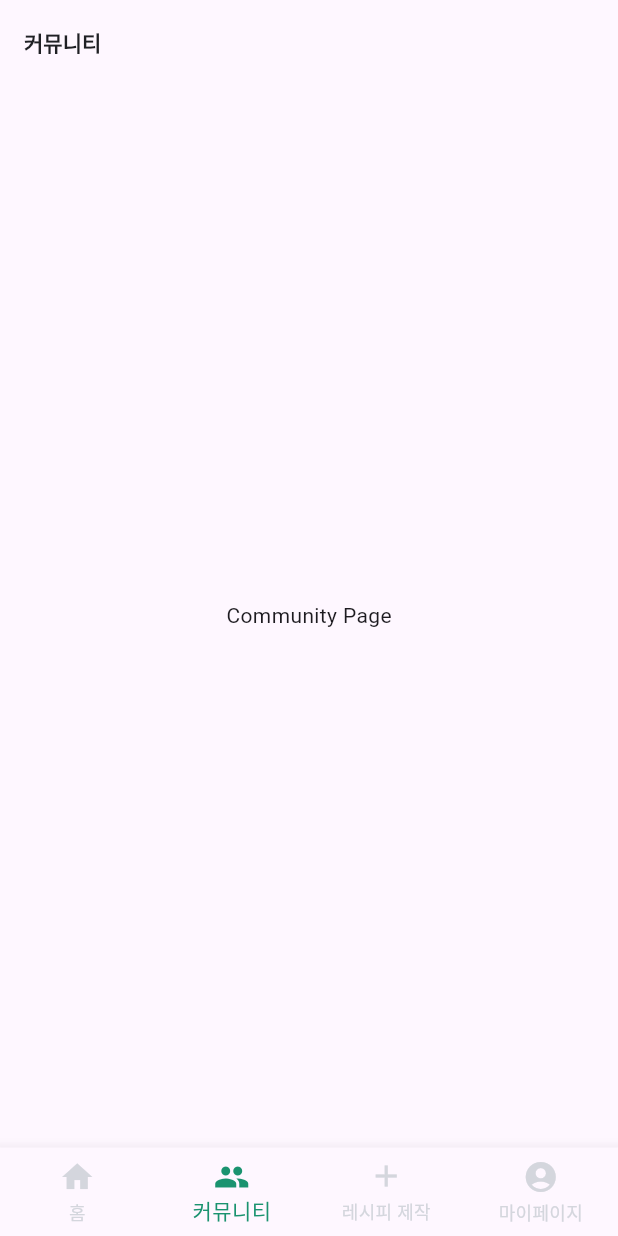
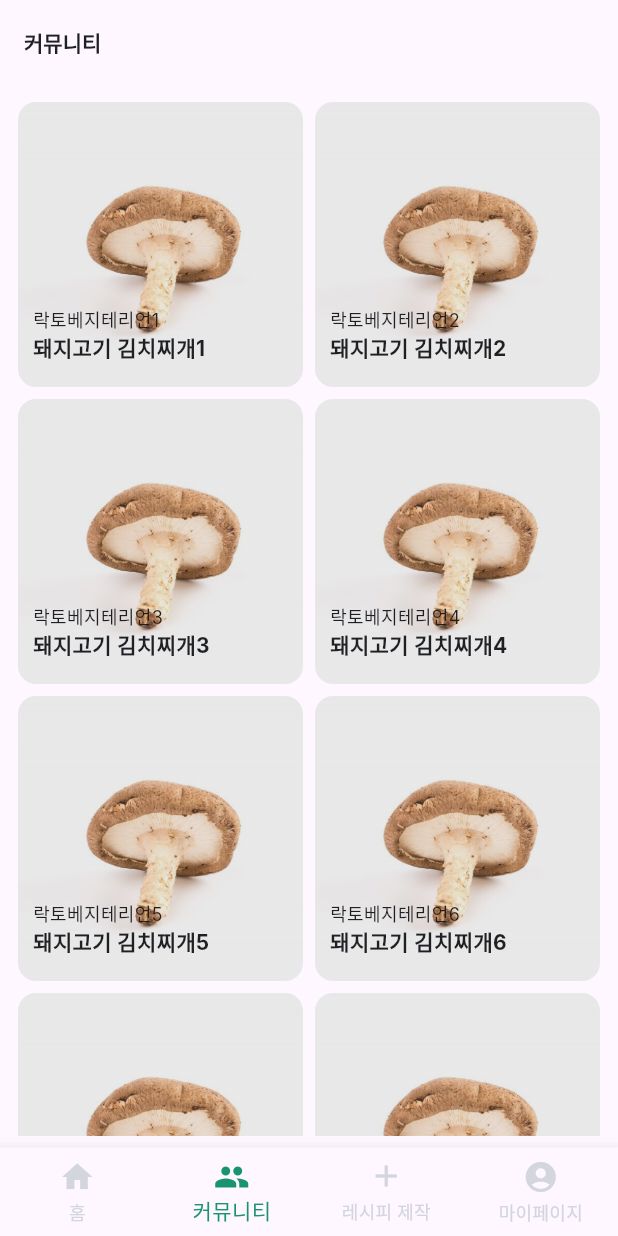
Before and after one commit to wallshield/openaiapi, a Flutter app: the screen it shows after launch, item 2 of the bottom bar chosen, on a phone screen of 412 x 824 dp. Run offline on Flutter 3.47's test engine with Material 3 defaults, Android fonts, the phone set to English and light mode, and no system bars; our stand-ins replace dots_indicator, flutter_svg; Roboto replaces fonts that are missing (Inter).

Commit message:
feat : add commnity card

```diff
--- a/lib/ui/page/community/community.dart
+++ b/lib/ui/page/community/community.dart
@@ -1,6 +1,7 @@
 import 'package:flutter/material.dart';
 import 'package:cook_assistant/ui/theme/color.dart';
 import 'package:cook_assistant/ui/theme/text_styles.dart';
+import 'package:cook_assistant/widgets/card.dart'; // 적절한 경로로 수정해주세요
 
 class CommunityPage extends StatelessWidget {
   @override
@@ -8,12 +9,31 @@ class CommunityPage extends StatelessWidget {
     return Scaffold(
       appBar: AppBar(
         title: Text(
-            '커뮤니티',
-            style: AppTextStyles.headingH4.copyWith(color: AppColors.neutralDarkDarkest),
+          '커뮤니티',
+          style: AppTextStyles.headingH4.copyWith(color: AppColors.neutralDarkDarkest),
+        ),
       ),
-      ),
-      body: Center(
-        child: Text('Community Page'),
+      body: Padding(
+        padding: const EdgeInsets.all(8.0), // 전체 GridView에 패딩을 추가합니다.
+        child: GridView.builder(
+          gridDelegate: SliverGridDelegateWithFixedCrossAxisCount(
+            crossAxisCount: 2,
+            childAspectRatio: MediaQuery.of(context).size.width /
+                (MediaQuery.of(context).size.height / 2),
+          ),
+          itemCount: 17,
+          itemBuilder: (BuildContext context, int index) {
+            String title = '락토베지테리언${index + 1}';
+            String subtitle = '돼지고기 김치찌개${index + 1}';
+            String imageUrl = 'assets/images/mushroom.jpg'; // 실제 이미지 경로로 교체해주세요.
+
+            return CustomCard(
+              title: title,
+              subtitle: subtitle,
+              imageUrl: imageUrl,
+            );
+          },
+        ),
       ),
     );
   }
--- a/lib/widgets/button/primary_button.dart
+++ b/lib/widgets/button/primary_button.dart
@@ -25,6 +25,7 @@ class PrimaryButton extends StatelessWidget {
         onPressed: onPressed,
         style: ElevatedButton.styleFrom(
           backgroundColor: AppColors.highlightDark,
+          elevation: 0,
           shape: RoundedRectangleBorder(
             borderRadius: BorderRadius.circular(borderRadius),
           ),
--- a/lib/widgets/button/secondary_button.dart
+++ b/lib/widgets/button/secondary_button.dart
@@ -24,11 +24,11 @@ class SecondaryButton extends StatelessWidget {
       child: OutlinedButton(
         onPressed: onPressed,
         style: OutlinedButton.styleFrom(
-          backgroundColor: AppColors.neutralLightLightest, // 투명한 배경
+          backgroundColor: AppColors.neutralLightLightest,
           shape: RoundedRectangleBorder(
             borderRadius: BorderRadius.circular(borderRadius),
           ),
-          side: BorderSide(color: AppColors.highlightDark), // 테두리 색상
+          side: BorderSide(color: AppColors.highlightDark),
         ).copyWith(
           foregroundColor: MaterialStateProperty.all(AppColors.highlightDark), // 텍스트 색상
         ),
--- a/lib/widgets/card.dart
+++ b/lib/widgets/card.dart
@@ -0,0 +1,73 @@
+import 'package:flutter/material.dart';
+import 'package:cook_assistant/ui/theme/color.dart';
+import 'package:cook_assistant/ui/theme/text_styles.dart';
+
+class CustomCard extends StatelessWidget {
+  final String title;
+  final String subtitle;
+  final String imageUrl;
+
+  const CustomCard({
+    Key? key,
+    required this.title,
+    required this.subtitle,
+    required this.imageUrl,
+  }) : super(key: key);
+
+  @override
+  Widget build(BuildContext context) {
+    return Card(
+      clipBehavior: Clip.antiAlias,
+      color: AppColors.highlightLightest,
+      elevation: 0,
+      child: Stack(
+        children: [
+          Positioned.fill(
+            child: Image.asset(
+              imageUrl,
+              fit: BoxFit.cover,
+            ),
+          ),
+          Positioned.fill(
+            child: DecoratedBox(
+              decoration: BoxDecoration(
+                gradient: LinearGradient(
+                  begin: Alignment.bottomCenter,
+                  end: Alignment.topCenter,
+                  colors: [
+                    AppColors.neutralDarkDarkest.withOpacity(0.1),
+                    AppColors.neutralDarkDarkest.withOpacity(0.1),
+                  ],
+                ),
+              ),
+            ),
+          ),
+          Positioned(
+            bottom: 16,
+            left: 10,
+            right: 10,
+            child: Text(
+              subtitle,
+              style: AppTextStyles.headingH4.copyWith(
+                color: AppColors.neutralDarkDarkest,
+              ),
+              textAlign: TextAlign.left,
+            ),
+          ),
+          Positioned(
+            bottom: 36,
+            left: 10,
+            right: 10,
+            child: Text(
+              title,
+              style: AppTextStyles.bodyS.copyWith(
+                color: AppColors.neutralDarkDarkest,
+              ),
+              textAlign: TextAlign.left,
+            ),
+          ),
+        ],
+      ),
+    );
+  }
+}
--- a/pubspec.yaml
+++ b/pubspec.yaml
@@ -61,6 +61,7 @@ flutter:
   assets:
     - assets/banners/
     - assets/icons/
+    - assets/images/
 
   # To add assets to your application, add an assets section, like this:
   # assets:
```
Also changed, not shown: assets/icons/image.svg (added), assets/images/beef.jpg (added), assets/images/lettuce.jpg (added), assets/images/mushroom.jpg (added), assets/images/nut.jpg (added), assets/images/red_onion.jpg (added).
